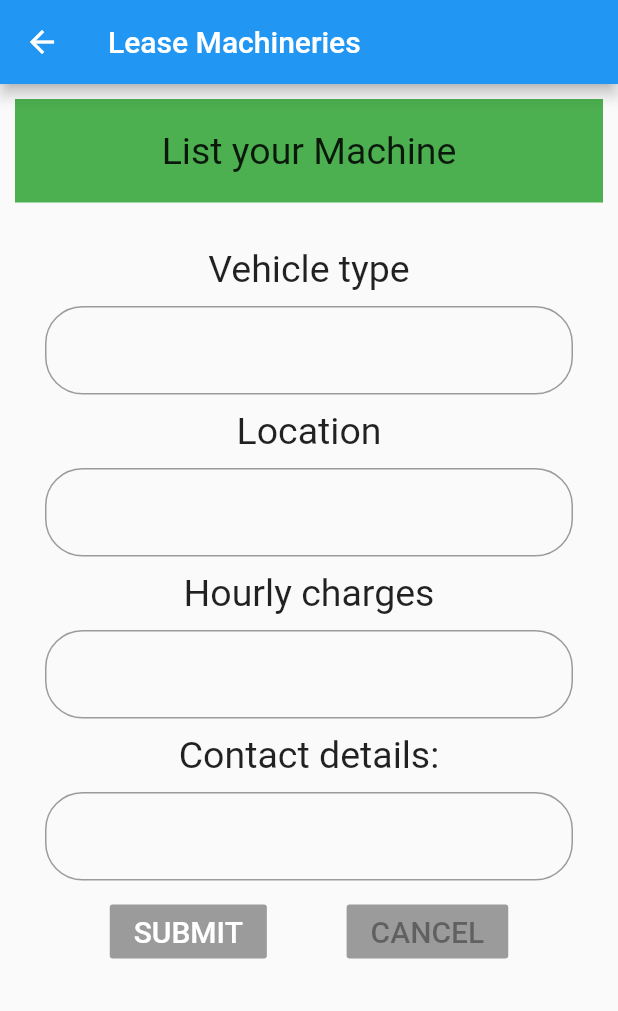
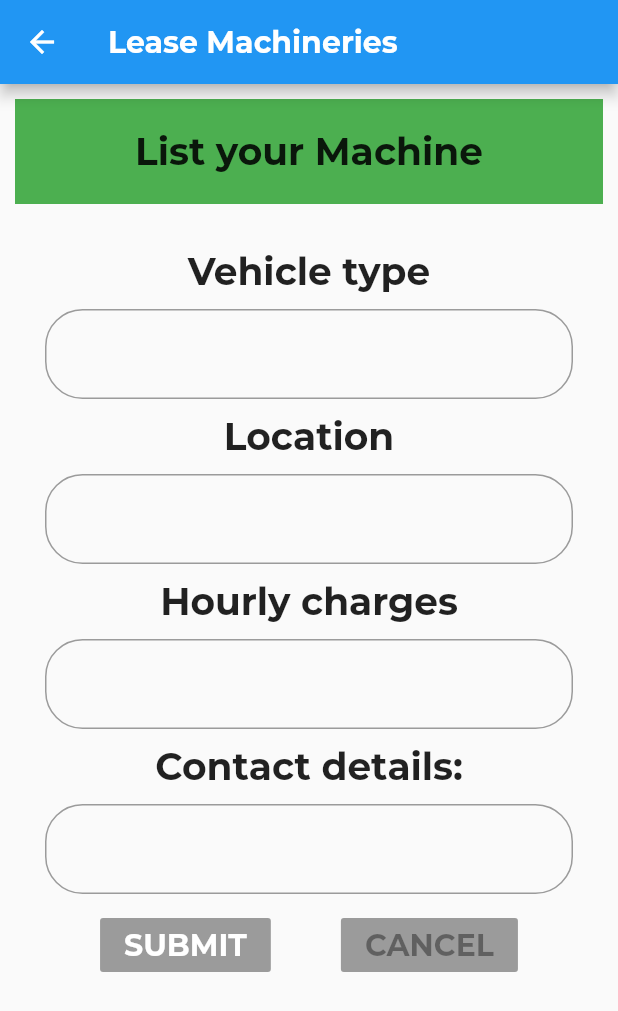
Before and after one commit to sushruth-06/beta_go, a Flutter app: the Leaserent screen opened directly, after a tap on "Leaseout your machines", on a phone screen of 412 x 824 dp. Shown: the top 1011 px of the screen. Run offline on Flutter 3.47's test engine with Material 2 defaults, Android fonts, the phone set to English and light mode, and no system bars; our stand-ins replace cached_network_image; key blocks and very long unbroken strings in the code were emptied for the run.

Commit message:
font changed

```diff
--- a/lib/LeaseRent.dart
+++ b/lib/LeaseRent.dart
@@ -16,7 +16,7 @@ class Leaserent extends StatelessWidget{
           //crossAxisAlignment: CrossAxisAlignment.stretch,
           //mainAxisAlignment: MainAxisAlignment.spaceEvenly,
           children: <Widget>[
-            Text('Choose any one of the following optins to continue',style: TextStyle(fontSize: 20),textAlign: TextAlign.center,),
+            Text('Choose any one of the following optins to continue',style: TextStyle(fontSize: 20,fontFamily: "Montserrat"),textAlign: TextAlign.center,),
               Center(
               child: RaisedButton(onPressed: () {
                 Navigator.push(
@@ -24,7 +24,7 @@ class Leaserent extends StatelessWidget{
                   MaterialPageRoute(builder: (context) => Lease()),
                 );
               },
-                child: Text('Leaseout your machines'),),
+                child: Text('Leaseout your machines',style: TextStyle(fontFamily: "Montserrat")),),
             ),
             RaisedButton(onPressed: () {
               Navigator.push(
@@ -32,7 +32,7 @@ class Leaserent extends StatelessWidget{
                 MaterialPageRoute(builder: (context) => Machinery()),
               );
             },
-              child: Text("Rent other's machines"),)
+              child: Text("Rent other's machines",style: TextStyle(fontFamily: "Montserrat")),)
           ],
         ),
     );
--- a/lib/lease.dart
+++ b/lib/lease.dart
@@ -7,6 +7,7 @@ class Lease extends StatelessWidget{
   @override
   Widget build(BuildContext context) {
     // TODO: implement build
+
     return Scaffold(
       appBar: AppBar(
         title: Text('Lease Machineries'),
@@ -19,7 +20,7 @@ class Lease extends StatelessWidget{
             Center(
               child: Container(
                 padding: EdgeInsets.all(20)
-                ,child: Column(children:<Widget>[ Text('List your Machine',style: TextStyle(fontSize: 25),),]),
+                ,child: Column(children:<Widget>[ Text('List your Machine',style: TextStyle(fontSize: 25,fontFamily: "Montserrat"),),]),
 
                 margin: const EdgeInsets.all(10.0),
                 width: double.infinity,
@@ -32,7 +33,7 @@ class Lease extends StatelessWidget{
               padding: EdgeInsets.all(20),
               child:(
                   Column(children:<Widget>[
-                    Text('Vehicle type',style: TextStyle(fontSize: 25)),
+                    Text('Vehicle type',style: TextStyle(fontSize: 25,fontFamily: "Montserrat")),
                     Padding(
                       padding: const EdgeInsets.all(10.0),
                       child: TextFormField(
@@ -51,7 +52,7 @@ class Lease extends StatelessWidget{
                       ),
                     ),
 
-                    Text('Location',style: TextStyle(fontSize: 25)),
+                    Text('Location',style: TextStyle(fontSize: 25,fontFamily: "Montserrat")),
                     Padding(
                       padding: const EdgeInsets.all(10.0),
                       child: TextFormField(
@@ -69,7 +70,7 @@ class Lease extends StatelessWidget{
                         },
                       ),
                     ),
-                    Text('Hourly charges',style: TextStyle(fontSize: 25)),
+                    Text('Hourly charges',style: TextStyle(fontSize: 25,fontFamily: "Montserrat")),
                     Padding(
                       padding: const EdgeInsets.all(10.0),
                       child: TextFormField(
@@ -87,7 +88,7 @@ class Lease extends StatelessWidget{
                         },
                       ),
                     ),
-                    Text('Contact details:',style: TextStyle(fontSize: 25)),
+                    Text('Contact details:',style: TextStyle(fontSize: 25,fontFamily: "Montserrat")),
                     Padding(
                       padding: const EdgeInsets.all(10.0),
                       child: TextFormField(
@@ -109,10 +110,10 @@ class Lease extends StatelessWidget{
                       mainAxisAlignment: MainAxisAlignment.spaceEvenly,
                       children: <Widget>[
                         RaisedButton(onPressed:null,color: Colors.blueAccent,
-                          child: Text('SUBMIT',style: TextStyle(fontSize: 20,color: Colors.white),),
+                          child: Text('SUBMIT',style: TextStyle(fontSize: 20,color: Colors.white,fontFamily: "Montserrat"),),
                         ),
                         RaisedButton(onPressed:null,color: Colors.white,
-                          child: Text('CANCEL',style: TextStyle(fontSize: 20),),
+                          child: Text('CANCEL',style: TextStyle(fontSize: 20,fontFamily: "Montserrat"),),
                         ),
                       ],
                     )
--- a/lib/main.dart
+++ b/lib/main.dart
@@ -13,9 +13,10 @@ class MyApp extends StatelessWidget {
   @override
   Widget build(BuildContext context) {
     return MaterialApp(
+      theme: ThemeData(fontFamily: 'Montserrat'),
       home :Scaffold(
         appBar: AppBar(
-          title: Text('AGRI CENTER'),
+          title: Text('AGRI CENTER',style: TextStyle(fontFamily: "Montserrat"),),
           backgroundColor: Colors.orange,
         ),
         body : MyCustomForm(),
```
Also changed, not shown: lib/new1.dart (+6 -5 lines), lib/trader.dart (+4 -4 lines), pubspec.yaml (+5 -35 lines), assets/fonts/Montserrat-Bold.ttf (added), assets/fonts/Montserrat-Regular.ttf (added), assets/fonts/Roboto-Medium.ttf (added), assets/fonts/Roboto-Regular.ttf (added).
